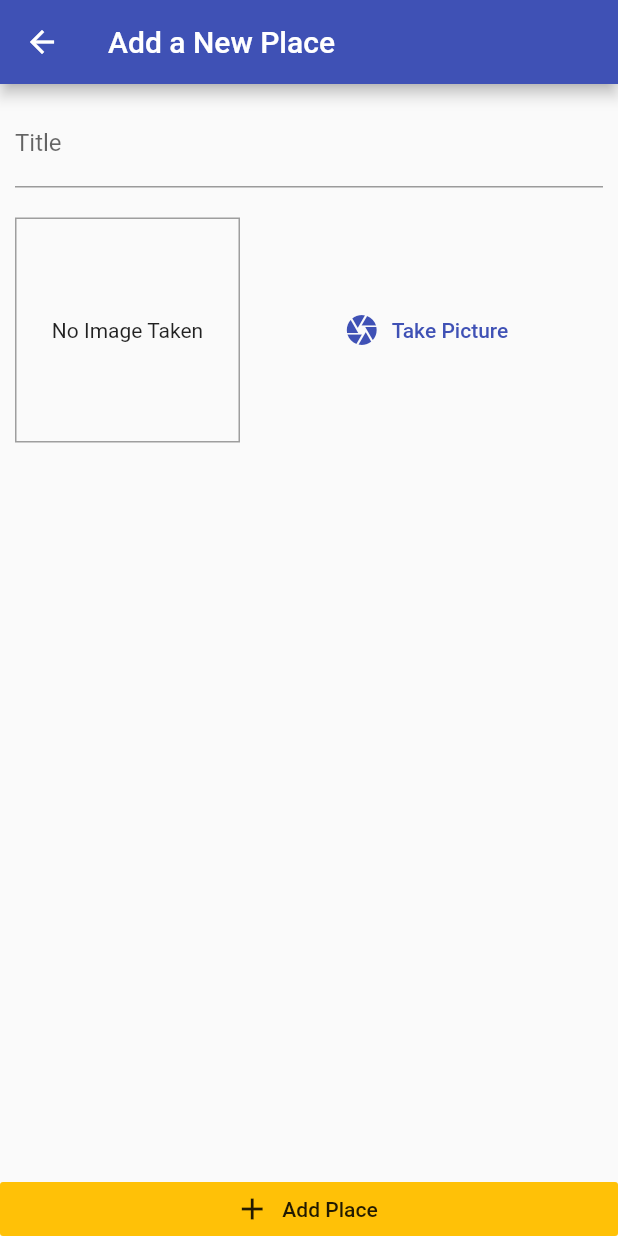
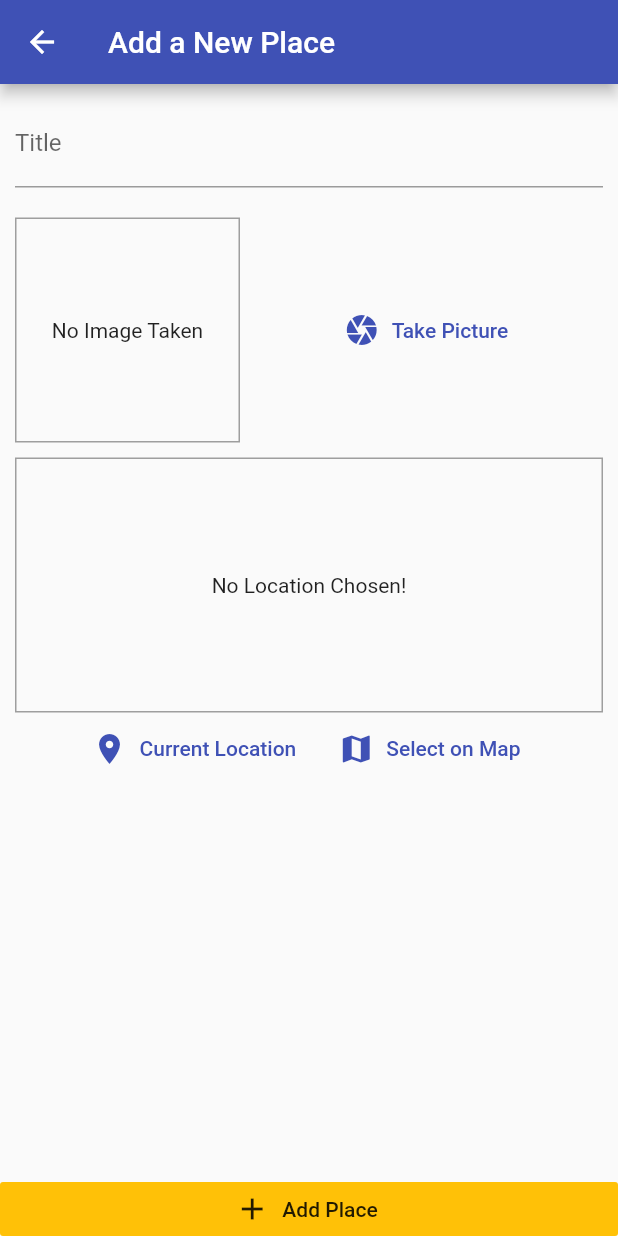
Before and after one commit to bigpel66/Flutter_Practice, a Flutter app: the AddPlaceScreen screen opened by its route, on a phone screen of 412 x 824 dp. Run offline on Flutter 3.47's test engine with Material 2 defaults, Android fonts, the phone set to English and light mode, and no system bars; our stand-ins replace image_picker, shared_preferences, sqflite; accounts and stored records are empty.

Commit message:
local database SQLite && google map input form

```diff
--- a/Udemy/Learn Flutter & Dart to Build iOS & Android Apps/Section 13 & 14/flutter_using_native_app/lib/screens/add_place_screen.dart
+++ b/Udemy/Learn Flutter & Dart to Build iOS & Android Apps/Section 13 & 14/flutter_using_native_app/lib/screens/add_place_screen.dart
@@ -1,8 +1,9 @@
 import 'dart:io';
 import 'package:flutter/material.dart';
 import 'package:provider/provider.dart';
+import '../providers/great_places.dart';
 import '../widgets/image_input.dart';
-import '../providers/great_places.dart';
+import '../widgets/location_input.dart';
 
 class AddPlaceScreen extends StatefulWidget {
   static const routeName = '/add-place';
@@ -49,6 +50,8 @@ class _AddPlaceScreenState extends State<AddPlaceScreen> {
                     ),
                     const SizedBox(height: 20),
                     ImageInput(selectHandler: _selectImage),
+                    const SizedBox(height: 10),
+                    LocationInput(),
                   ],
                 ),
               ),
--- /dev/null
+++ b/Udemy/Learn Flutter & Dart to Build iOS & Android Apps/Section 13 & 14/flutter_using_native_app/lib/widgets/location_input.dart
@@ -0,0 +1,56 @@
+import 'package:flutter/material.dart';
+
+class LocationInput extends StatefulWidget {
+  @override
+  State createState() => _LocationInput();
+}
+
+class _LocationInput extends State<LocationInput> {
+  String _previewImageUrl;
+
+  @override
+  Widget build(BuildContext context) {
+    return Column(
+      children: <Widget>[
+        Container(
+          height: 170,
+          width: double.infinity,
+          alignment: Alignment.center,
+          decoration: BoxDecoration(
+            border: Border.all(
+              width: 1,
+              color: Colors.grey,
+            ),
+          ),
+          child: _previewImageUrl == null
+              ? Text(
+                  'No Location Chosen!',
+                  textAlign: TextAlign.center,
+                )
+              : Image.network(
+                  _previewImageUrl,
+                  fit: BoxFit.cover,
+                  width: double.infinity,
+                ),
+        ),
+        Row(
+          mainAxisAlignment: MainAxisAlignment.center,
+          children: <Widget>[
+            FlatButton.icon(
+              icon: Icon(Icons.location_on),
+              label: Text('Current Location'),
+              textColor: Theme.of(context).primaryColor,
+              onPressed: () {},
+            ),
+            FlatButton.icon(
+              icon: Icon(Icons.map),
+              label: Text('Select on Map'),
+              textColor: Theme.of(context).primaryColor,
+              onPressed: () {},
+            )
+          ],
+        ),
+      ],
+    );
+  }
+}
```
Also changed, not shown: 2 other files.
